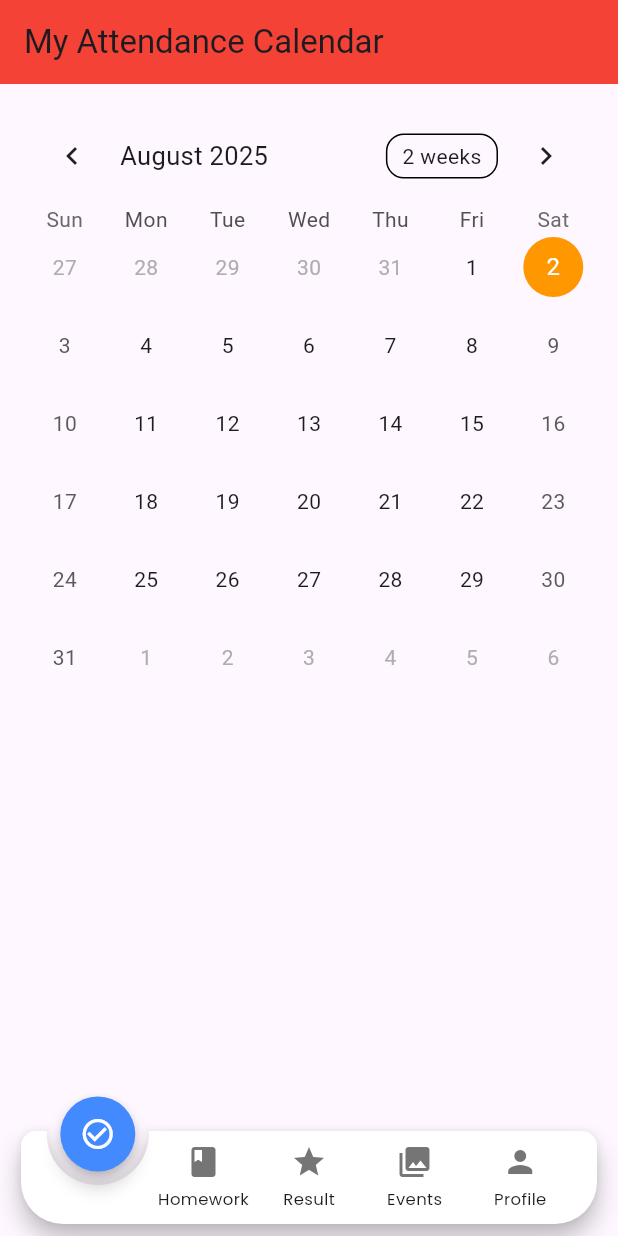
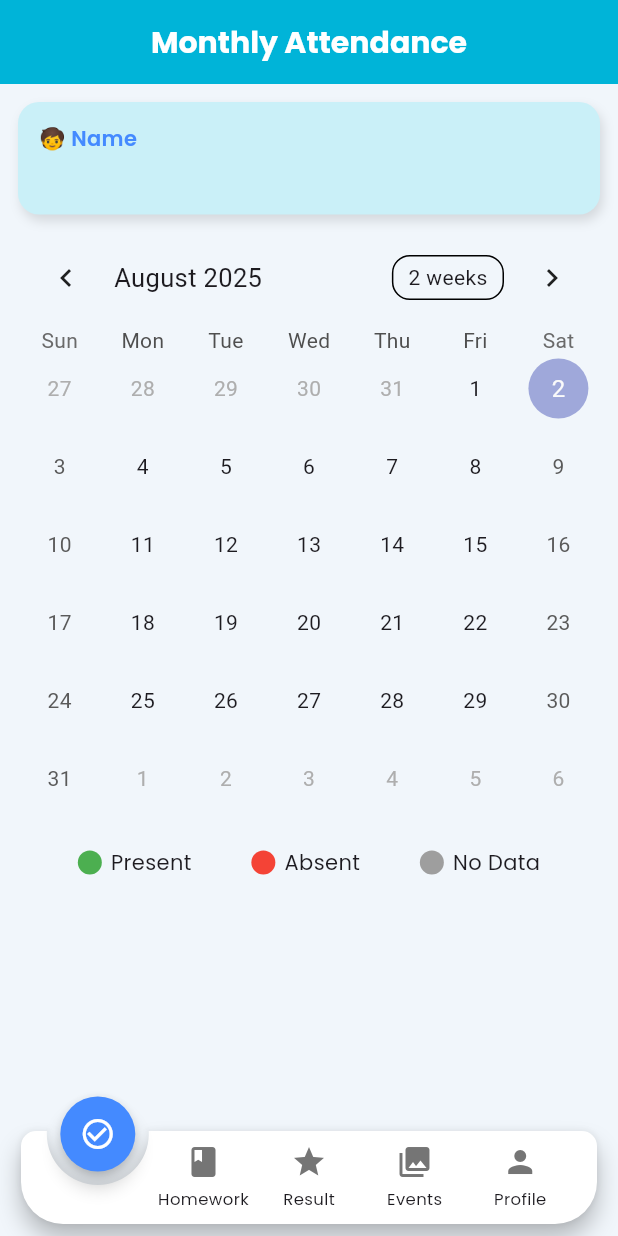
Before and after one commit to vijaygamara/The-Red-apple, a Flutter app: the StudentDashboard screen opened directly with empty values, on a phone screen of 412 x 824 dp. Run offline on Flutter 3.47's test engine with Material 3 defaults, Android fonts, the phone set to English and light mode, and no system bars; drawn by our look-alikes of animated_notch_bottom_bar, table_calendar; our stand-ins replace cloud_firestore, firebase_core, firebase_storage, flutter_image_compress, google_fonts, image_picker; accounts and stored records are empty.

Commit message:
UPDATE ALL

```diff
--- a/lib/Teacher_DashBoard/teacher_dashborad.dart
+++ b/lib/Teacher_DashBoard/teacher_dashborad.dart
@@ -67,7 +67,7 @@ class TeacherDashborad extends StatelessWidget {
                             width: itemWidth,
                             onTap: (){
                               Navigator.push(context,
-                                  MaterialPageRoute(builder: (context) =>AttendanceView()));
+                                  MaterialPageRoute(builder: (context) => AttendanceView()));
                             }
                           ),
                           _buildCard(
--- a/lib/student_dashborad_screen/attendance_screen.dart
+++ b/lib/student_dashborad_screen/attendance_screen.dart
@@ -1,8 +1,8 @@
 import 'package:cloud_firestore/cloud_firestore.dart';
 import 'package:flutter/material.dart';
+import 'package:google_fonts/google_fonts.dart';
 import 'package:intl/intl.dart';
 import 'package:table_calendar/table_calendar.dart';
-
 
 class AttendanceScreen extends StatefulWidget {
   final Map<String, dynamic> studentData;
@@ -14,89 +14,186 @@ class AttendanceScreen extends StatefulWidget {
 }
 
 class _AttendanceScreenState extends State<AttendanceScreen> {
-  Map<DateTime, bool> attendanceMap = {};
   CalendarFormat _calendarFormat = CalendarFormat.month;
+  DateTime _focusedDay = DateTime.now();
+  Map<String, String> attendanceData = {};
 
   @override
   void initState() {
     super.initState();
-    fetchStudentAttendance();
+    fetchAttendance();
   }
 
-  Future<void> fetchStudentAttendance() async {
-    final classId = widget.studentData['class_id'];
-    final studentId = widget.studentData['id'];
+  Future<void> fetchAttendance() async {
+    try {
+      String mobile = widget.studentData['Mobile Number'];
+      QuerySnapshot studentSnapshot = await FirebaseFirestore.instance
+          .collection('students')
+          .where('mobile_number', isEqualTo: mobile)
+          .get();
 
-    final datesSnapshot = await FirebaseFirestore.instance
+      if (studentSnapshot.docs.isEmpty) return;
+
+      final studentDoc = studentSnapshot.docs.first;
+      final studentId = studentDoc.id;
+      final classId = studentDoc['class_id'];
+
+      final attendanceCollection = await FirebaseFirestore.instance
           .collection('attendance_records')
           .doc(classId)
           .collection('dates')
           .get();
 
-    Map<DateTime, bool> tempMap = {};
-
-    for (var doc in datesSnapshot.docs) {
+      Map<String, String> loadedData = {};
+      for (var doc in attendanceCollection.docs) {
         final data = doc.data();
-      final dateStr = doc.id;
-
-      if (data.containsKey('students')) {
-        final studentMap = data['students'] as Map<String, dynamic>;
-        if (studentMap.containsKey(studentId)) {
-          DateTime date = DateTime.tryParse(dateStr) ?? DateTime.now();
-          tempMap[date] = studentMap[studentId] == true;
-        }
+        if (data.containsKey('students') && data['students'][studentId] != null) {
+          final bool present = data['students'][studentId] == true;
+          loadedData[doc.id] = present ? 'Present' : 'Absent';
         }
       }
 
-    setState(() {
-      attendanceMap = tempMap;
-    });
+      setState(() => attendanceData = loadedData);
+    } catch (e) {
+      debugPrint('Attendance fetch error: $e');
     }
-
-  Widget buildMarker(DateTime day) {
-    if (!attendanceMap.containsKey(day)) return const SizedBox();
-
-    final isPresent = attendanceMap[day]!;
-    return Container(
-      width: 6,
-      height: 6,
-      decoration: BoxDecoration(
-        shape: BoxShape.circle,
-        color: isPresent ? Colors.green : Colors.red,
-      ),
-    );
   }
 
   @override
   Widget build(BuildContext context) {
     return Scaffold(
+      backgroundColor: const Color(0xFFF1F6FB),
       appBar: AppBar(
-        title: const Text('My Attendance Calendar'),
-        backgroundColor: Colors.red,
+        centerTitle: true,
+        backgroundColor: const Color(0xFF00B4D8),
+        title: Text(
+          'Monthly Attendance',
+          style: GoogleFonts.poppins(
+            fontWeight: FontWeight.w700,
+            fontSize: 20,
+            color: Colors.white,
+          ),
+        ),
       ),
       body: Padding(
-        padding: const EdgeInsets.all(16),
-        child: TableCalendar(
-          firstDay: DateTime.utc(2025, 1, 1),
-          lastDay: DateTime.utc(2025, 12, 31),
-          focusedDay: DateTime.now(),
+        padding: const EdgeInsets.all(12.0),
+        child: Column(
+          children: [
+            buildBox('🧒 Name', widget.studentData['Student Name']),
+            const SizedBox(height: 10),
+            TableCalendar(
+              firstDay: DateTime.utc(2023, 1, 1),
+              lastDay: DateTime.utc(2030, 12, 31),
+              focusedDay: _focusedDay,
               calendarFormat: _calendarFormat,
-          onFormatChanged: (format) {
-            setState(() {
-              _calendarFormat = format;
-            });
-          },
+              onFormatChanged: (format) =>
+                  setState(() => _calendarFormat = format),
+              onPageChanged: (focusedDay) => _focusedDay = focusedDay,
               calendarBuilders: CalendarBuilders(
-            markerBuilder: (context, day, events) {
-              return buildMarker(day);
+                defaultBuilder: (context, day, focusedDay) {
+                  final dateKey = formatDate(day);
+                  final status = attendanceData[dateKey];
+
+                  if (status == null) return null;
+
+                  return Container(
+                    margin: const EdgeInsets.all(6),
+                    decoration: BoxDecoration(
+                      color: getColorForStatus(status),
+                      shape: BoxShape.circle,
+                    ),
+                    alignment: Alignment.center,
+                    child: Text(
+                      '${day.day}',
+                      style: const TextStyle(
+                        color: Colors.white,
+                        fontWeight: FontWeight.bold,
+                      ),
+                    ),
+                  );
                 },
               ),
-          calendarStyle: const CalendarStyle(
-            todayDecoration: BoxDecoration(color: Colors.orange, shape: BoxShape.circle),
-            selectedDecoration: BoxDecoration(color: Colors.blue, shape: BoxShape.circle),
             ),
+            const SizedBox(height: 20),
+            Row(
+              mainAxisAlignment: MainAxisAlignment.spaceEvenly,
+              children: const [
+                Legend(color: Colors.green, label: 'Present'),
+                Legend(color: Colors.red, label: 'Absent'),
+                Legend(color: Colors.grey, label: 'No Data'),
+              ],
+            )
+          ],
         ),
       ),
     );
   }
+
+  String formatDate(DateTime date) {
+    return DateFormat('yyyy-MM-dd').format(date);
   }
+
+  Color getColorForStatus(String? status) {
+    switch (status) {
+      case 'Present':
+        return Colors.green;
+      case 'Absent':
+        return Colors.red;
+      default:
+        return Colors.grey;
+    }
+  }
+
+  Widget buildBox(String label, String? value) {
+    return Container(
+      width: double.infinity,
+      padding: const EdgeInsets.all(14),
+      decoration: BoxDecoration(
+        color: const Color(0xFFCAF0F8),
+        borderRadius: BorderRadius.circular(14),
+        boxShadow: const [
+          BoxShadow(
+            color: Colors.black12,
+            blurRadius: 6,
+            offset: Offset(2, 4),
+          )
+        ],
+      ),
+      child: Column(
+        crossAxisAlignment: CrossAxisAlignment.start,
+        children: [
+          Text(label,
+              style: GoogleFonts.poppins(
+                fontSize: 14,
+                color: Colors.blueAccent,
+                fontWeight: FontWeight.w600,
+              )),
+          const SizedBox(height: 4),
+          Text(value ?? '-',
+              style: GoogleFonts.poppins(
+                fontSize: 16,
+                fontWeight: FontWeight.w500,
+              )),
+        ],
+      ),
+    );
+  }
+}
+
+class Legend extends StatelessWidget {
+  final Color color;
+  final String label;
+
+  const Legend({super.key, required this.color, required this.label});
+
+  @override
+  Widget build(BuildContext context) {
+    return Row(
+      children: [
+        CircleAvatar(radius: 8, backgroundColor: color),
+        const SizedBox(width: 6),
+        Text(label, style: GoogleFonts.poppins(fontSize: 14)),
+      ],
+    );
+  }
+}
--- a/lib/student_dashborad_screen/student_dashborad.dart
+++ b/lib/student_dashborad_screen/student_dashborad.dart
@@ -17,13 +17,20 @@ class StudentDashboard extends StatefulWidget {
 }
 
 class _StudentDashboardState extends State<StudentDashboard> {
-  /// Controller to handle PageView and also handles initial page
   final _pageController = PageController(initialPage: 0);
-
-  /// Controller to handle bottom nav bar and also handles initial page
   final NotchBottomBarController _controller = NotchBottomBarController(index: 0);
 
   int get maxCount => 5;
+
+  @override
+  void initState() {
+    super.initState();
+    _controller.index = 0;
+
+    _controller.addListener(() {
+      _pageController.jumpToPage(_controller.index);
+    });
+  }
 
   @override
   void dispose() {
@@ -31,16 +38,14 @@ class _StudentDashboardState extends State<StudentDashboard> {
     super.dispose();
   }
 
-  /// Your existing screens
-  List<Widget> get _screens => [
+  late final List<Widget> _screens = [
     AttendanceScreen(studentData: widget.studentData),
     HomeworkScreen(studentData: widget.studentData),
     ResultScreen(studentData: widget.studentData),
-    EventPhotosScreen(),
+    const EventPhotosScreen(),
     ProfileScreen(studentData: widget.studentData),
   ];
 
-  /// Your existing icons
   final List<IconData> _icons = [
     Icons.check_circle_outline,
     Icons.book,
@@ -49,7 +54,6 @@ class _StudentDashboardState extends State<StudentDashboard> {
     Icons.person,
   ];
 
-  /// Your existing labels
   final List<String> _labels = [
     "Attendance",
     "Homework",
@@ -64,12 +68,11 @@ class _StudentDashboardState extends State<StudentDashboard> {
       body: PageView(
         controller: _pageController,
         physics: const NeverScrollableScrollPhysics(),
-        children: List.generate(_screens.length, (index) => _screens[index]),
+        children: _screens,
       ),
       extendBody: true,
       bottomNavigationBar: (_screens.length <= maxCount)
           ? AnimatedNotchBottomBar(
-        /// Provide NotchBottomBarController
         notchBottomBarController: _controller,
         color: Colors.white,
         showLabel: true,
@@ -77,87 +80,27 @@ class _StudentDashboardState extends State<StudentDashboard> {
         maxLine: 1,
         shadowElevation: 5,
         kBottomRadius: 28.0,
-
-        /// Changed to accentBlue for the notch
         notchColor: Colors.blueAccent,
-
-        /// Remove margins for full-width effect
         removeMargins: false,
         bottomBarWidth: 500,
         showShadow: true,
         durationInMilliSeconds: 300,
-
-        /// Custom label style with your Google Fonts
         itemLabelStyle: GoogleFonts.poppins(
           fontSize: 11,
           fontWeight: FontWeight.w400,
         ),
-
         elevation: 10,
-
-        /// Your custom bottom bar items using your existing icons and labels
-        bottomBarItems: [
-          BottomBarItem(
-            inActiveItem: Icon(
-              _icons[0],
-              color: Colors.grey[600],
-            ),
-            activeItem: Icon(
-              _icons[0],
-              color: Colors.white,
-            ),
-            itemLabel: _labels[0],
-          ),
-          BottomBarItem(
-            inActiveItem: Icon(
-              _icons[1],
-              color: Colors.grey[600],
-            ),
-            activeItem: Icon(
-              _icons[1],
-              color: Colors.white,
-            ),
-            itemLabel: _labels[1],
-          ),
-          BottomBarItem(
-            inActiveItem: Icon(
-              _icons[2],
-              color: Colors.grey[600],
-            ),
-            activeItem: Icon(
-              _icons[2],
-              color: Colors.white,
-            ),
-            itemLabel: _labels[2],
-          ),
-          BottomBarItem(
-            inActiveItem: Icon(
-              _icons[3],
-              color: Colors.grey[600],
-            ),
-            activeItem: Icon(
-              _icons[3],
-              color: Colors.white,
-            ),
-            itemLabel: _labels[3],
-          ),
-          BottomBarItem(
-            inActiveItem: Icon(
-              _icons[4],
-              color: Colors.grey[600],
-            ),
-            activeItem: Icon(
-              _icons[4],
-              color: Colors.white,
-            ),
-            itemLabel: _labels[4],
-          ),
-        ],
+        kIconSize: 24.0,
+        bottomBarItems: List.generate(_screens.length, (index) {
+          return BottomBarItem(
+            inActiveItem: Icon(_icons[index], color: Colors.grey[600]),
+            activeItem: Icon(_icons[index], color: Colors.white),
+            itemLabel: _labels[index],
+          );
+        }),
         onTap: (index) {
-          /// Handle page navigation
           _pageController.jumpToPage(index);
         },
-        kIconSize: 24.0,
       )
           : null,
     );
```
Lines whose indentation alone changed are shown as unchanged.
